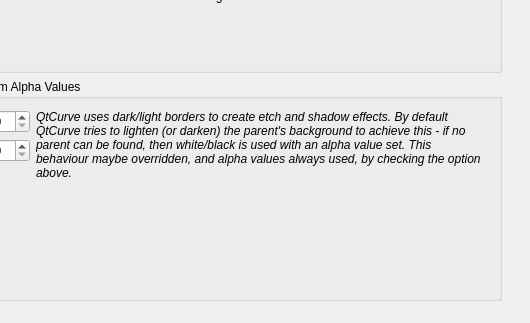
Before: the Qt Designer form qt5/config/qtcurveconfigbase.ui in KDE/qtcurve, drawn with Qt 5; both pictures show x 336 to 866 and y 264 to 587 of the 866 by 587 pixel window.
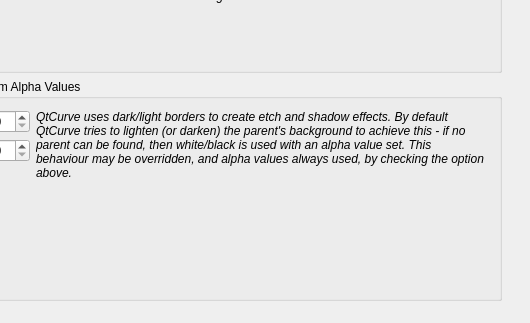
After: the same form once the commit is applied. The open tabs and pages were chosen to show the change. Custom widgets are drawn as their Qt base class.

Commit message: Fix typo ("maybe" =/= "may be")

```diff
--- a/qt5/config/qtcurveconfigbase.ui
+++ b/qt5/config/qtcurveconfigbase.ui
@@ -4488,7 +4488,7 @@
              </sizepolicy>
             </property>
             <property name="text">
-             <string>&lt;p&gt;&lt;i&gt;QtCurve uses dark/light borders to create etch and shadow effects. By default QtCurve tries to lighten (or darken) the parent's background to achieve this - if no parent can be found, then white/black is used with an alpha value set. This behaviour maybe overridden, and alpha values always used, by checking the option above.&lt;/i&gt;&lt;/p&gt;</string>
+             <string>&lt;p&gt;&lt;i&gt;QtCurve uses dark/light borders to create etch and shadow effects. By default QtCurve tries to lighten (or darken) the parent's background to achieve this - if no parent can be found, then white/black is used with an alpha value set. This behaviour may be overridden, and alpha values always used, by checking the option above.&lt;/i&gt;&lt;/p&gt;</string>
             </property>
             <property name="alignment">
              <set>Qt::AlignLeading|Qt::AlignLeft|Qt::AlignTop</set>
```
The commit also changes 1 other file.
